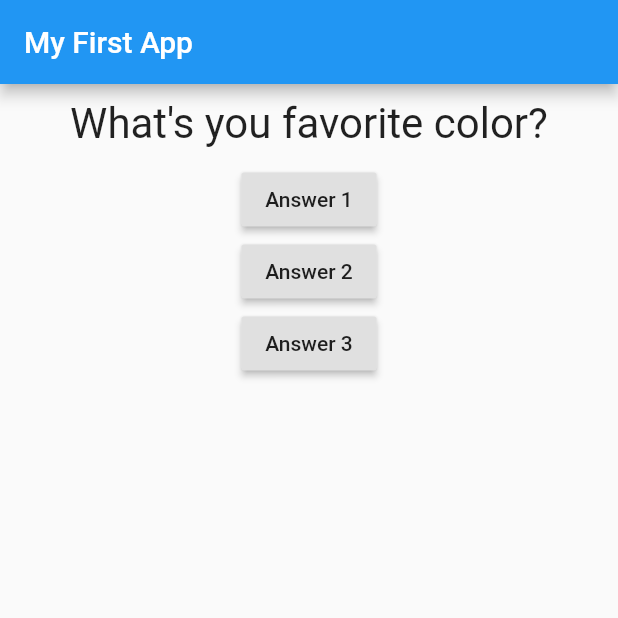
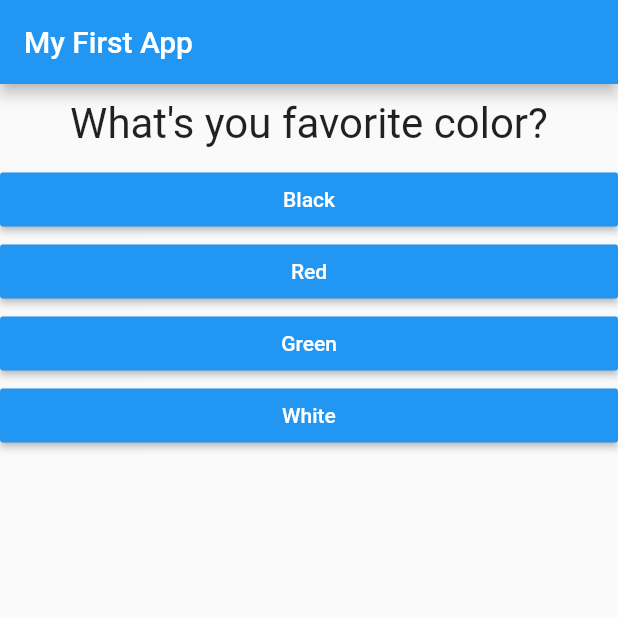
Before and after one commit to dev-marceloborba/flutter-question-app, a Flutter app: the screen it shows after launch, on a phone screen of 412 x 824 dp, the top half of it. Run offline on Flutter 3.47's test engine with Material 2 defaults, Android fonts, the phone set to English and light mode, and no system bars.

Commit message:
splitted into some files, added styling, added reset button

```diff
--- /dev/null
+++ b/lib/answer.dart
@@ -0,0 +1,21 @@
+import 'package:flutter/material.dart';
+
+class Answer extends StatelessWidget {
+  final Function selectHandler;
+  final String answerText;
+
+  Answer(this.selectHandler, this.answerText);
+
+  @override
+  Widget build(BuildContext context) {
+    return Container(
+      width: double.infinity,
+      child: RaisedButton(
+        color: Colors.blue,
+        textColor: Colors.white,
+        child: Text(answerText),
+        onPressed: selectHandler,
+      ),
+    );
+  }
+}
--- a/lib/main.dart
+++ b/lib/main.dart
@@ -1,6 +1,7 @@
 import 'package:flutter/material.dart';
 
-import './question.dart';
+import './quiz.dart';
+import './result.dart';
 
 void main() => runApp(MyApp());
 
@@ -12,40 +13,101 @@ class MyApp extends StatefulWidget {
 }
 
 class _MyAppState extends State<MyApp> {
+  static const _questions = [
+    {
+      'questionText': 'What\'s you favorite color?',
+      'answers': [
+        {
+          'text': 'Black',
+          'score': 10,
+        },
+        {
+          'text': 'Red',
+          'score': 5,
+        },
+        {
+          'text': 'Green',
+          'score': 3,
+        },
+        {'text': 'White', 'score': 1}
+      ]
+    },
+    {
+      'questionText': 'What\'s you favorite animal?',
+      'answers': [
+        {
+          'text': 'Rabbit',
+          'score': 4,
+        },
+        {
+          'text': 'Snake',
+          'score': 20,
+        },
+        {
+          'text': 'Elephant',
+          'score': 8,
+        },
+        {
+          'text': 'Lion',
+          'score': 2,
+        }
+      ]
+    },
+    {
+      'questionText': 'Who\'s you favorite instructor?',
+      'answers': [
+        {
+          'text': 'Max',
+          'score': 1,
+        },
+        {
+          'text': 'Max',
+          'score': 1,
+        },
+        {
+          'text': 'Max',
+          'score': 1,
+        },
+        {
+          'text': 'Max',
+          'score': 1,
+        },
+      ]
+    },
+  ];
 
   var _questionIndex = 0;
+  var _totalScore = 0;
 
-  void _answerQuestion() {
+  void _resetQuiz() {
     setState(() {
-      _questionIndex+=1;
+      _questionIndex = 0;
+      _totalScore = 0;
+    });
+  }
+
+  void _answerQuestion(int score) {
+
+    _totalScore += score;
+
+    setState(() {
+      _questionIndex += 1;
     });
   }
 
   @override
   Widget build(BuildContext context) {
-    var questions = [
-      'What\'s you favorite color?',
-      'What\'s you favorite animal?'
-    ];
     return MaterialApp(
       home: Scaffold(
         appBar: AppBar(
           title: Text('My First App'),
         ),
-        body: Column(
-          children: [
-            Question(questions[_questionIndex]),
-            RaisedButton(
-              child: Text('Answer 1'),
-              onPressed: _answerQuestion),
-            RaisedButton(
-              child: Text('Answer 2'),
-              onPressed: () => print('Amswser 3 choosed')),
-            RaisedButton(
-              child: Text('Answer 3'),
-              onPressed: _answerQuestion),
-          ],
-        ),
+        body: _questionIndex < _questions.length
+            ? Quiz(
+                answerQuestion: _answerQuestion,
+                questionIndex: _questionIndex,
+                questions: _questions)
+            : Result(_totalScore, _resetQuiz),
       ),
     );
   }
--- a/lib/question.dart
+++ b/lib/question.dart
@@ -14,6 +14,7 @@ class Question extends StatelessWidget {
         questionText,
         style: TextStyle(fontSize: 28),
         textAlign: TextAlign.center,
-      ),);
+        ),
+      );
   }
 }
--- /dev/null
+++ b/lib/quiz.dart
@@ -0,0 +1,30 @@
+import 'package:flutter/material.dart';
+
+import './question.dart';
+import './answer.dart';
+
+class Quiz extends StatelessWidget {
+  final List<Map<String, Object>> questions;
+  final int questionIndex;
+  final Function answerQuestion;
+
+  Quiz({
+    @required this.questions,
+    @required this.answerQuestion,
+    @required this.questionIndex
+    });
+
+  @override
+  Widget build(BuildContext context) {
+    return Column(
+      children: [
+        Question(
+          questions[questionIndex]['questionText'],
+        ),
+        ...(questions[questionIndex]['answers'] as List<Map<String, Object>>).map((answer) {
+          return Answer(() => answerQuestion(answer['score']), answer['text']);
+        }).toList()
+      ],
+    );
+  }
+}
--- a/pubspec.yaml
+++ b/pubspec.yaml
@@ -14,7 +14,7 @@ description: A new Flutter project.
 version: 1.0.0+1
 
 environment:
-  sdk: ">=2.1.0 <3.0.0"
+  sdk: ">=2.6.0 <3.0.0"
 
 dependencies:
   flutter:
```
Also changed, not shown: lib/result.dart (added, +40 -0 lines), pubspec.lock.
